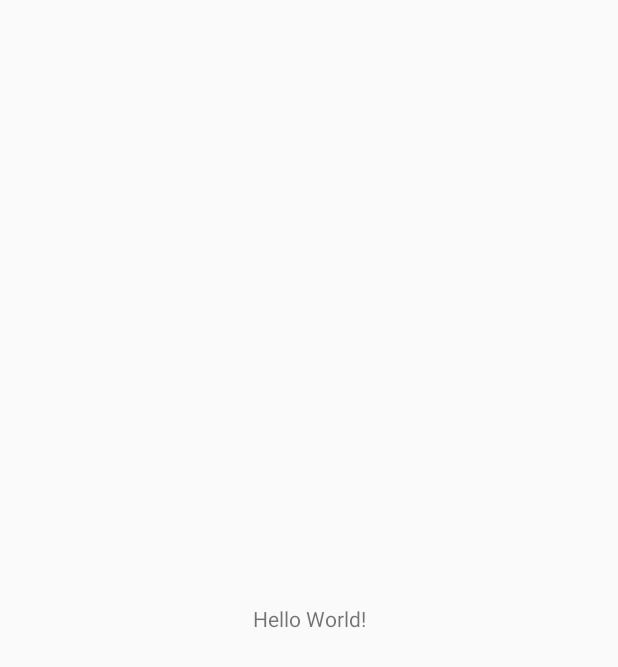
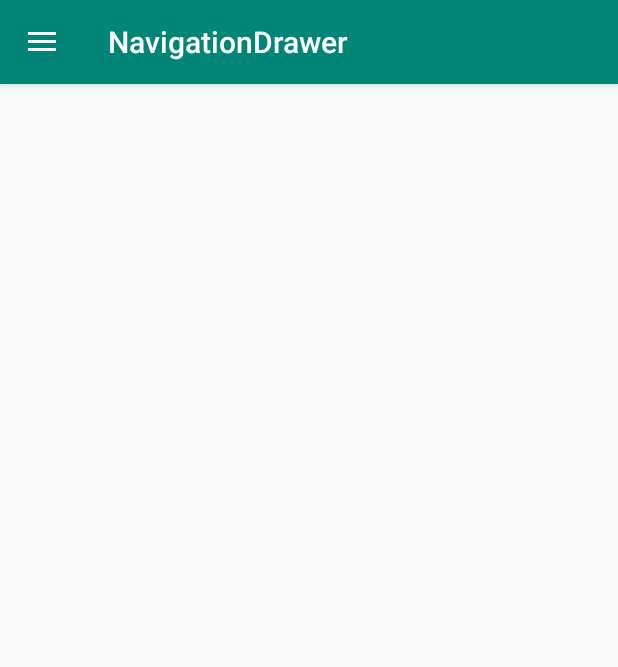
Before and after one commit to abhinavsingh153/NavigationDrawer2, an Android app: the screen it shows after launch (MainActivity), on a phone screen of 412 x 824 dp. Before the commit the part shown is almost empty. Shown: the top 667 px of the screen. Run offline under Robolectric (Android 15) with nearby library versions, the phone set to English and light mode, and no system bars.

Commit message:
Layout & Hamburger icon

```diff
--- a/app/src/main/java/com/pixelkaveman/navigationdrawer/MainActivity.java
+++ b/app/src/main/java/com/pixelkaveman/navigationdrawer/MainActivity.java
@@ -1,14 +1,46 @@
 package com.pixelkaveman.navigationdrawer;
 
+import androidx.appcompat.app.ActionBarDrawerToggle;
 import androidx.appcompat.app.AppCompatActivity;
+import androidx.appcompat.widget.Toolbar;
+import androidx.core.view.GravityCompat;
+import androidx.drawerlayout.widget.DrawerLayout;
 
 import android.os.Bundle;
 
 public class MainActivity extends AppCompatActivity {
 
+    Toolbar toolbar ;
+    private DrawerLayout drawer;
     @Override
     protected void onCreate(Bundle savedInstanceState) {
         super.onCreate(savedInstanceState);
         setContentView(R.layout.activity_main);
+
+        toolbar = findViewById(R.id.toolbar);
+        setSupportActionBar(toolbar);
+
+        drawer = findViewById(R.id.drawer_layout);
+
+        ActionBarDrawerToggle toggle = new ActionBarDrawerToggle(this , drawer , toolbar,
+                R.string.navigation_drawer_open , R.string.navigation_drawer_close);
+        drawer.addDrawerListener(toggle);
+
+        //This will rotate the hamburger icon while slindinf=g in the navigation drawer.
+        toggle.syncState();
+
+    }
+
+    @Override
+    public void onBackPressed() {
+
+        if (drawer.isDrawerOpen(GravityCompat.START)){
+            //TODO: if navigation draweer i open
+            // close navigation drawer
+            drawer.closeDrawer(GravityCompat.START);
+        }
+        else {
+            super.onBackPressed();
+        }
     }
 }
--- a/app/src/main/res/layout/activity_main.xml
+++ b/app/src/main/res/layout/activity_main.xml
@@ -1,18 +1,41 @@
 <?xml version="1.0" encoding="utf-8"?>
-<androidx.constraintlayout.widget.ConstraintLayout xmlns:android="http://schemas.android.com/apk/res/android"
+<androidx.drawerlayout.widget.DrawerLayout xmlns:android="http://schemas.android.com/apk/res/android"
     xmlns:app="http://schemas.android.com/apk/res-auto"
     xmlns:tools="http://schemas.android.com/tools"
+    android:id="@+id/drawer_layout"
     android:layout_width="match_parent"
     android:layout_height="match_parent"
-    tools:context=".MainActivity">
+    android:fitsSystemWindows="true"
+    tools:context="com.pixelkaveman.navigationdrawer.MainActivity"
+    tools:openDrawer="start">
 
-    <TextView
+    <LinearLayout
+        android:layout_width="match_parent"
+        android:layout_height="match_parent"
+        android:orientation="vertical">
+
+        <androidx.appcompat.widget.Toolbar
+            android:id="@+id/toolbar"
+            android:layout_width="match_parent"
+            android:layout_height="?attr/actionBarSize"
+            android:background="@color/colorPrimary"
+            android:elevation="4dp"
+            android:theme="@style/ThemeOverlay.AppCompat.Dark.ActionBar"
+            app:popupTheme="@style/ThemeOverlay.AppCompat.Light">
+        </androidx.appcompat.widget.Toolbar>
+
+        <FrameLayout
+            android:id="@+id/fragment_container"
+            android:layout_width="match_parent"
+            android:layout_height="match_parent" />
+    </LinearLayout>
+
+    <com.google.android.material.navigation.NavigationView
+        android:id="@+id/nav_view"
         android:layout_width="wrap_content"
-        android:layout_height="wrap_content"
-        android:text="Hello World!"
-        app:layout_constraintBottom_toBottomOf="parent"
-        app:layout_constraintLeft_toLeftOf="parent"
-        app:layout_constraintRight_toRightOf="parent"
-        app:layout_constraintTop_toTopOf="parent" />
+        android:layout_height="match_parent"
+        android:layout_gravity="start"
+        app:headerLayout="@layout/nav_header"
+        app:menu="@menu/drawer_menu"/>
 
-</androidx.constraintlayout.widget.ConstraintLayout>
+</androidx.drawerlayout.widget.DrawerLayout>
--- /dev/null
+++ b/app/src/main/res/values-v21/styles.xml
@@ -0,0 +1,11 @@
+<?xml version="1.0" encoding="utf-8"?>
+<resources>
+
+
+    <style name="AppTheme.NoActionBar">
+        <item name="windowActionBar">false</item>
+        <item name="windowNoTitle">true</item>
+        <item name="android:statusBarColor">@android:color/transparent</item>
+
+    </style>
+</resources>
--- a/app/src/main/res/values/strings.xml
+++ b/app/src/main/res/values/strings.xml
@@ -1,3 +1,6 @@
 <resources>
     <string name="app_name">NavigationDrawer</string>
+
+    <string name = "navigation_drawer_open">Open navigation drawer</string>
+    <string name = "navigation_drawer_close">Close navigation drawer</string>
 </resources>
```
Also changed, not shown: app/src/main/res/layout/nav_header.xml (added, +30 -0 lines).
